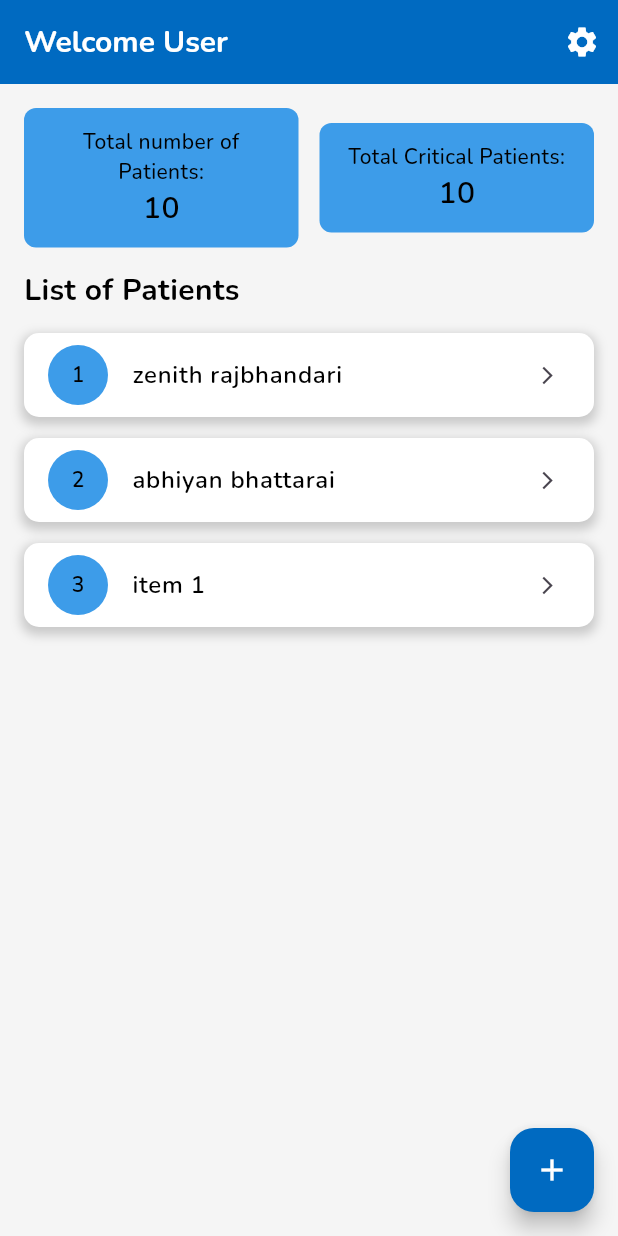
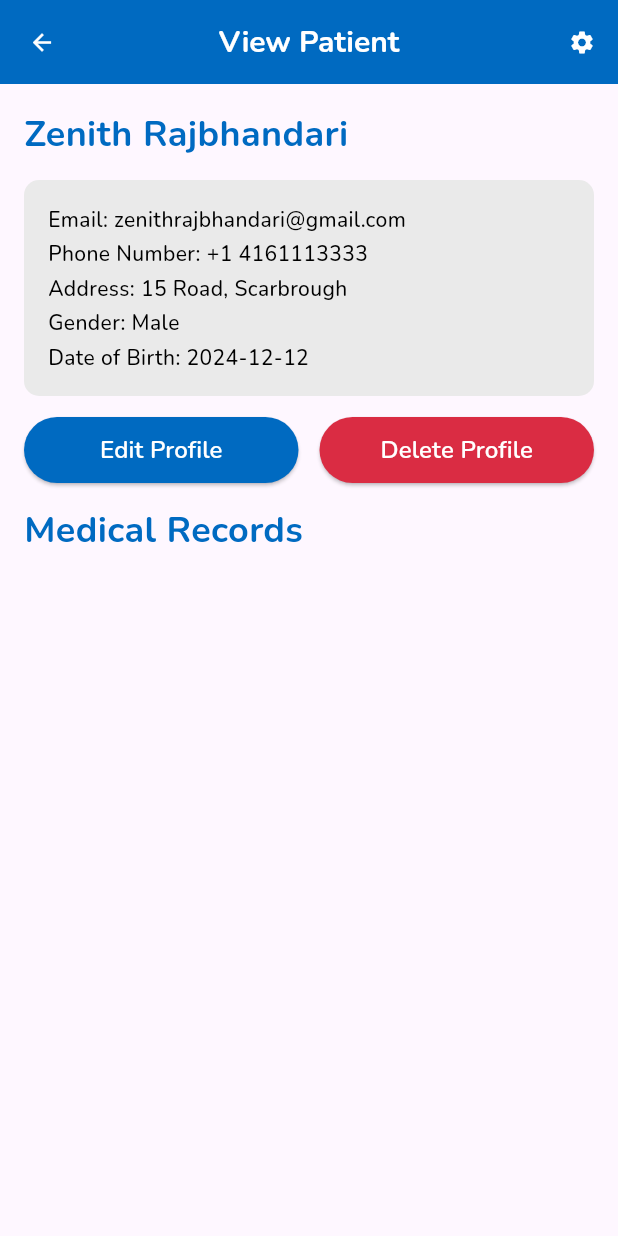
Before and after one commit to void-zenith/patientclinicflutter, a Flutter app: the HomeView screen opened directly, after a tap on an icon or button, on a phone screen of 412 x 824 dp. Run offline on Flutter 3.47's test engine with Material 3 defaults, Android fonts, the phone set to English and light mode, and no system bars; our stand-ins replace get, velocity_x.

Commit message:
view patient view

```diff
--- a/lib/views/home_view/home_view.dart
+++ b/lib/views/home_view/home_view.dart
@@ -4,6 +4,7 @@ import 'package:patientclinicflutter/components/customTextField.dart';
 import 'package:patientclinicflutter/constants/const.dart';
 import 'package:patientclinicflutter/views/add_patient_view/add_patient_view.dart';
 import 'package:patientclinicflutter/views/splash_view.dart';
+import 'package:patientclinicflutter/views/view_patient_view/view_patient_view.dart';
 
 class HomeView extends StatelessWidget {
   HomeView({super.key});
@@ -148,7 +149,7 @@ class HomeView extends StatelessWidget {
                           size: 14,
                         ),
                         onTap: () {
-                          // Add your onTap functionality here
+                          Get.to(() => const ViewPatient());
                         },
                       ),
                     );
--- /dev/null
+++ b/lib/views/view_patient_view/view_patient_view.dart
@@ -0,0 +1,186 @@
+import 'package:flutter/material.dart';
+import 'package:get/get.dart';
+import 'package:patientclinicflutter/components/customElevatedButton.dart';
+
+import '../../constants/const.dart';
+import '../splash_view.dart';
+
+class ViewPatient extends StatelessWidget {
+  const ViewPatient({super.key});
+
+  void onSelected(BuildContext context, int item) {
+    switch (item) {
+      case 0:
+        Get.to(() => const SplashScreen());
+        break;
+      case 1:
+        Get.to(() => const SplashScreen());
+        break;
+    }
+  }
+
+  @override
+  Widget build(BuildContext context) {
+    return Scaffold(
+      appBar: AppBar(
+        iconTheme: const IconThemeData(color: Colors.white, size: 18),
+        backgroundColor: ConstColors.priamryColor,
+        centerTitle: true,
+        title: TextStyles.regular(
+            label: "View Patient",
+            textColor: Colors.white,
+            textSize: ConstSizes.extraLarge,
+            textWeight: FontWeight.w700),
+        actions: [
+          PopupMenuButton<int>(
+              iconColor: Colors.white,
+              icon: const Icon(Icons.settings),
+              onSelected: (item) => onSelected(context, item),
+              itemBuilder: (context) => [
+                    const PopupMenuItem<int>(
+                        value: 0, child: Text("View Profile")),
+                    const PopupMenuItem<int>(value: 1, child: Text("Logout"))
+                  ])
+        ],
+      ),
+      body: SingleChildScrollView(
+          child: Container(
+        padding: EdgeInsets.all(16),
+        child: SingleChildScrollView(
+            child: Column(
+          mainAxisAlignment: MainAxisAlignment.start,
+          crossAxisAlignment: CrossAxisAlignment.stretch,
+          children: [
+            TextStyles.regular(
+                label: "Zenith Rajbhandari",
+                textColor: ConstColors.priamryColor,
+                textSize: ConstSizes.doubleLarge,
+                textWeight: FontWeight.w700),
+            14.heightBox,
+            Container(
+                decoration: BoxDecoration(
+                    color: const Color.fromARGB(255, 234, 234, 234),
+                    borderRadius: BorderRadius.circular(10)),
+                padding: const EdgeInsets.all(16),
+                child: Column(
+                  children: [
+                    Row(
+                      mainAxisAlignment: MainAxisAlignment.start,
+                      crossAxisAlignment: CrossAxisAlignment.start,
+                      children: [
+                        TextStyles.regular(
+                            label: "Email: ",
+                            textColor: ConstColors.textColor,
+                            textSize: ConstSizes.smallSize,
+                            textWeight: FontWeight.w500),
+                        TextStyles.regular(
+                            label: "zenithrajbhandari@gmail.com",
+                            textColor: ConstColors.textColor,
+                            textSize: ConstSizes.smallSize,
+                            textWeight: FontWeight.w500),
+                      ],
+                    ),
+                    3.heightBox,
+                    Row(
+                      mainAxisAlignment: MainAxisAlignment.start,
+                      crossAxisAlignment: CrossAxisAlignment.start,
+                      children: [
+                        TextStyles.regular(
+                            label: "Phone Number: ",
+                            textColor: ConstColors.textColor,
+                            textSize: ConstSizes.smallSize,
+                            textWeight: FontWeight.w500),
+                        TextStyles.regular(
+                            label: "+1 4161113333",
+                            textColor: ConstColors.textColor,
+                            textSize: ConstSizes.smallSize,
+                            textWeight: FontWeight.w500),
+                      ],
+                    ),
+                    3.heightBox,
+                    Row(
+                      mainAxisAlignment: MainAxisAlignment.start,
+                      crossAxisAlignment: CrossAxisAlignment.start,
+                      children: [
+                        TextStyles.regular(
+                            label: "Address: ",
+                            textColor: ConstColors.textColor,
+                            textSize: ConstSizes.smallSize,
+                            textWeight: FontWeight.w500),
+                        TextStyles.regular(
+                            label: "15 Road, Scarbrough",
+                            textColor: ConstColors.textColor,
+                            textSize: ConstSizes.smallSize,
+                            textWeight: FontWeight.w500)
+                      ],
+                    ),
+                    3.heightBox,
+                    Row(
+                      mainAxisAlignment: MainAxisAlignment.start,
+                      crossAxisAlignment: CrossAxisAlignment.start,
+                      children: [
+                        TextStyles.regular(
+                            label: "Gender: ",
+                            textColor: ConstColors.textColor,
+                            textSize: ConstSizes.smallSize,
+                            textWeight: FontWeight.w500),
+                        TextStyles.regular(
+                            label: "Male",
+                            textColor: ConstColors.textColor,
+                            textSize: ConstSizes.smallSize,
+                            textWeight: FontWeight.w500)
+                      ],
+                    ),
+                    3.heightBox,
+                    Row(
+                      mainAxisAlignment: MainAxisAlignment.start,
+                      crossAxisAlignment: CrossAxisAlignment.start,
+                      children: [
+                        TextStyles.regular(
+                            label: "Date of Birth: ",
+                            textColor: ConstColors.textColor,
+                            textSize: ConstSizes.smallSize,
+                            textWeight: FontWeight.w500),
+                        TextStyles.regular(
+                            label: "2024-12-12",
+                            textColor: ConstColors.textColor,
+                            textSize: ConstSizes.smallSize,
+                            textWeight: FontWeight.w500)
+                      ],
+                    ),
+                  ],
+                )),
+            14.heightBox,
+            Row(
+              children: [
+                Expanded(
+                  child: CustomElevatedButton(
+                    buttonColor: ConstColors.priamryColor,
+                    onPressed: () {},
+                    buttonTextColor: Colors.white,
+                    buttonLabel: "Edit Profile",
+                  ),
+                ),
+                14.widthBox,
+                Expanded(
+                  child: CustomElevatedButton(
+                    buttonColor: ConstColors.redColor,
+                    onPressed: () {},
+                    buttonTextColor: Colors.white,
+                    buttonLabel: "Delete Profile",
+                  ),
+                ),
+              ],
+            ),
+            14.heightBox,
+            TextStyles.regular(
+                label: "Medical Records",
+                textColor: ConstColors.priamryColor,
+                textSize: ConstSizes.doubleLarge,
+                textWeight: FontWeight.w700),
+          ],
+        )),
+      )),
+    );
+  }
+}
```
